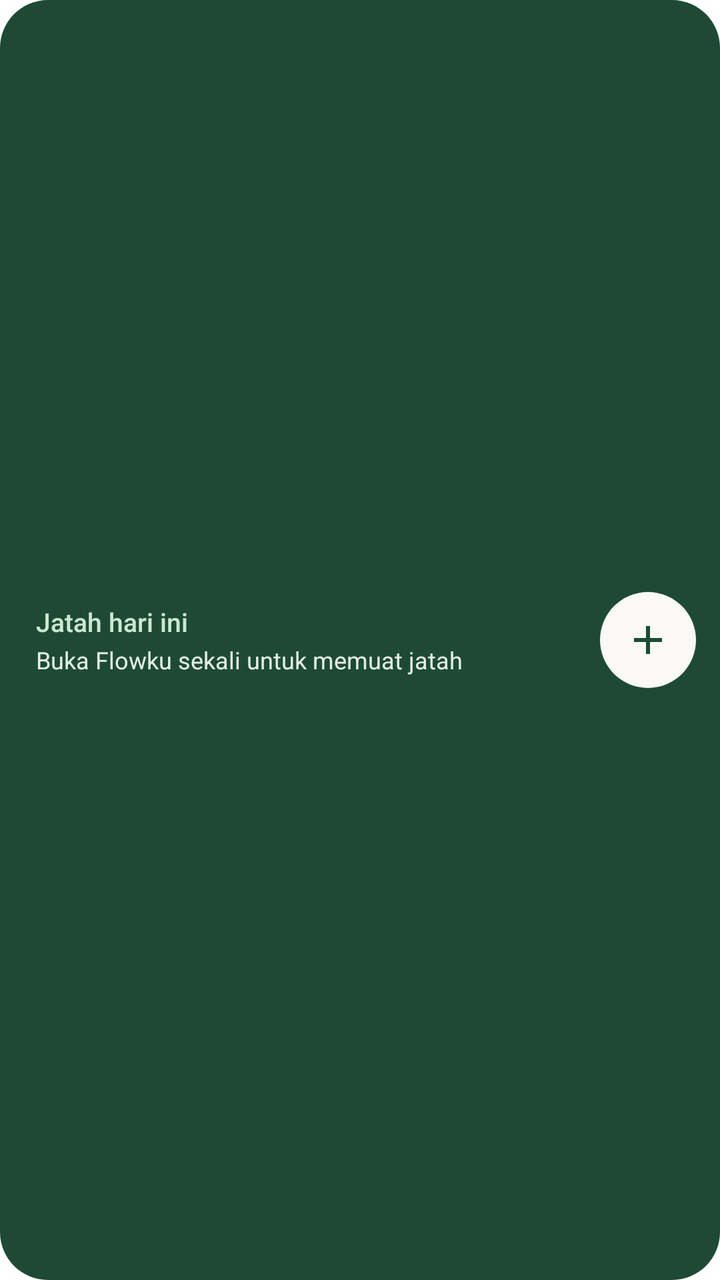
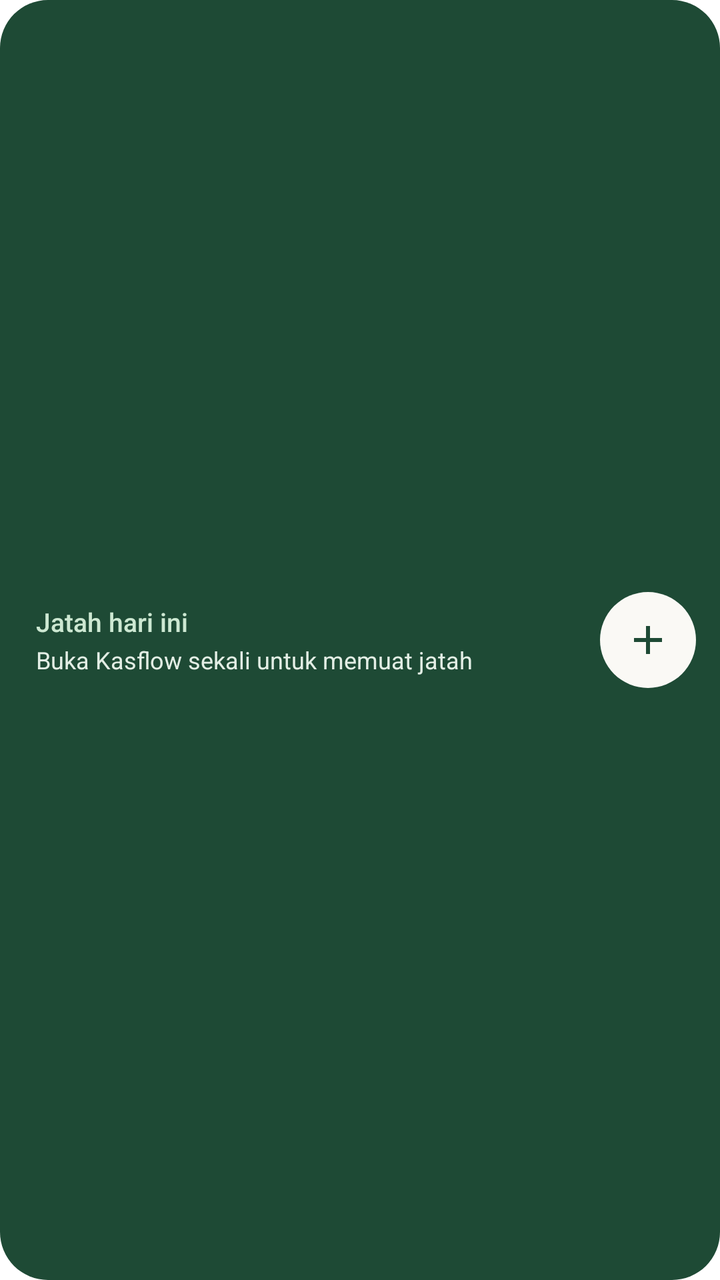

Compare the two renders of this Android layout. The source of the first and the diff that turns it into the second are given below.
<!-- AndroidManifest.xml: fallback theme Theme.MaterialComponents.DayNight.NoActionBar -->
<!-- res/layout/allowance_widget.xml -->
<?xml version="1.0" encoding="utf-8"?>
<LinearLayout xmlns:android="http://schemas.android.com/apk/res/android"
    android:id="@+id/card"
    android:layout_width="match_parent"
    android:layout_height="match_parent"
    android:background="@drawable/widget_card"
    android:gravity="center_vertical"
    android:orientation="horizontal"
    android:paddingStart="18dp"
    android:paddingTop="12dp"
    android:paddingEnd="12dp"
    android:paddingBottom="12dp">

    <LinearLayout
        android:layout_width="0dp"
        android:layout_height="wrap_content"
        android:layout_weight="1"
        android:orientation="vertical">

        <TextView
            android:id="@+id/title"
            android:layout_width="wrap_content"
            android:layout_height="wrap_content"
            android:ellipsize="end"
            android:fontFamily="sans-serif-medium"
            android:maxLines="1"
            android:text="Jatah hari ini"
            android:textColor="@color/widget_on_hero_chip"
            android:textSize="13sp" />

        <TextView
            android:id="@+id/amount"
            android:layout_width="wrap_content"
            android:layout_height="wrap_content"
            android:fontFamily="sans-serif-medium"
            android:maxLines="1"
            android:textColor="@color/widget_on_hero"
            android:textSize="24sp"
            android:visibility="gone" />

        <TextView
            android:id="@+id/detail"
            android:layout_width="wrap_content"
            android:layout_height="wrap_content"
            android:layout_marginTop="2dp"
            android:ellipsize="end"
            android:maxLines="1"
            android:text="Buka Flowku sekali untuk memuat jatah"
            android:textColor="@color/widget_on_hero_muted"
            android:textSize="12sp" />
    </LinearLayout>

    <ImageView
        android:id="@+id/add"
        android:layout_width="48dp"
        android:layout_height="48dp"
        android:layout_marginStart="12dp"
        android:background="@drawable/widget_add"
        android:contentDescription="Catat cepat"
        android:padding="12dp"
        android:src="@drawable/ic_widget_add"
        android:tint="@color/widget_hero" />
</LinearLayout>
<!-- resources referenced by this layout -->
<resources>
  <color name="widget_hero">#1E4A35</color>
  <color name="widget_on_hero">#FFFFFF</color>
  <color name="widget_on_hero_chip">#CDE8D2</color>
  <color name="widget_on_hero_muted">#E3EEE5</color>
  <!-- drawable ic_widget_add (drawable) -->
  <?xml version="1.0" encoding="utf-8"?>
  <vector xmlns:android="http://schemas.android.com/apk/res/android"
      android:width="24dp" android:height="24dp" android:viewportWidth="24" android:viewportHeight="24">
      <path android:fillColor="#FFFFFFFF" android:pathData="M19,13h-6v6h-2v-6H5v-2h6V5h2v6h6v2z" />
  </vector>
  <!-- drawable widget_add (drawable) -->
  <?xml version="1.0" encoding="utf-8"?>
  <shape xmlns:android="http://schemas.android.com/apk/res/android" android:shape="oval">
      <solid android:color="@color/widget_add_bg" />
  </shape>
  <!-- drawable widget_card (drawable) -->
  <?xml version="1.0" encoding="utf-8"?>
  <shape xmlns:android="http://schemas.android.com/apk/res/android" android:shape="rectangle">
      <solid android:color="@color/widget_hero" />
      <corners android:radius="24dp" />
  </shape>
  <color name="widget_add_bg">#FAF9F5</color>
</resources>

<!-- the commit's change to res/layout/allowance_widget.xml (unified diff, before → after) -->
@@ -45,7 +45,7 @@
             android:layout_marginTop="2dp"
             android:ellipsize="end"
             android:maxLines="1"
-            android:text="Buka Flowku sekali untuk memuat jatah"
+            android:text="Buka Kasflow sekali untuk memuat jatah"
             android:textColor="@color/widget_on_hero_muted"
             android:textSize="12sp" />
     </LinearLayout>
